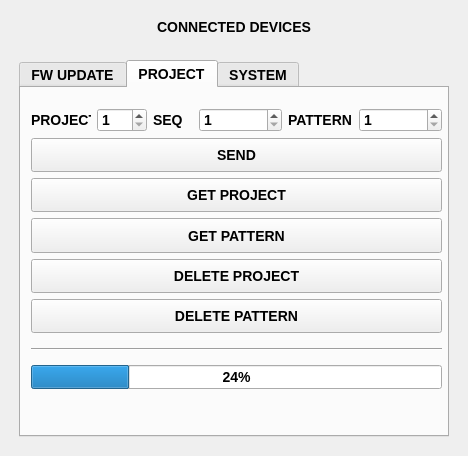
The window that mainwindow.ui (OXI-Instruments/OXI-Desktop) describes before a commit, drawn with Qt 5.
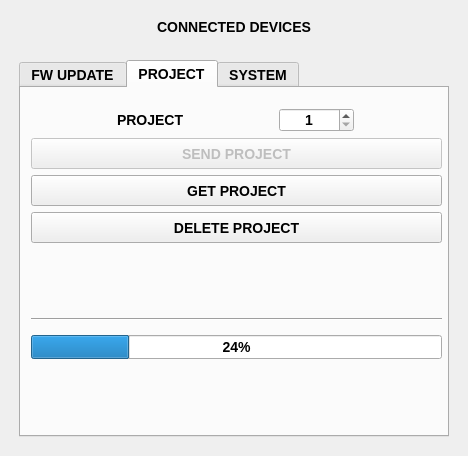
The same window after the commit. The open tabs and pages were chosen to show the change.

Patch:
```diff
--- a/mainwindow.ui
+++ b/mainwindow.ui
@@ -198,7 +198,7 @@
             <x>10</x>
             <y>20</y>
             <width>411</width>
-            <height>281</height>
+            <height>251</height>
            </rect>
           </property>
           <layout class="QVBoxLayout" name="verticalLayout_2">
@@ -208,13 +208,13 @@
               <widget class="QLabel" name="label_3">
                <property name="minimumSize">
                 <size>
+                 <width>70</width>
+                 <height>0</height>
+                </size>
+               </property>
+               <property name="maximumSize">
+                <size>
                  <width>60</width>
-                 <height>0</height>
-                </size>
-               </property>
-               <property name="maximumSize">
-                <size>
-                 <width>40</width>
                  <height>24</height>
                 </size>
                </property>
@@ -227,10 +227,13 @@
               <widget class="QDoubleSpinBox" name="project_index">
                <property name="maximumSize">
                 <size>
-                 <width>50</width>
+                 <width>75</width>
                  <height>16777215</height>
                 </size>
                </property>
+               <property name="alignment">
+                <set>Qt::AlignCenter</set>
+               </property>
                <property name="decimals">
                 <number>0</number>
                </property>
@@ -242,80 +245,13 @@
                </property>
               </widget>
              </item>
-             <item>
-              <widget class="QLabel" name="seq_index_label">
-               <property name="maximumSize">
-                <size>
-                 <width>40</width>
-                 <height>24</height>
-                </size>
-               </property>
-               <property name="text">
-                <string>SEQ</string>
-               </property>
-              </widget>
-             </item>
-             <item>
-              <widget class="QDoubleSpinBox" name="seq_index">
-               <property name="maximumSize">
-                <size>
-                 <width>100</width>
-                 <height>16777215</height>
-                </size>
-               </property>
-               <property name="decimals">
-                <number>0</number>
-               </property>
-               <property name="minimum">
-                <double>1.000000000000000</double>
-               </property>
-               <property name="maximum">
-                <double>4.000000000000000</double>
-               </property>
-              </widget>
-             </item>
-             <item>
-              <widget class="QLabel" name="pattern_index_label">
-               <property name="minimumSize">
-                <size>
-                 <width>65</width>
-                 <height>0</height>
-                </size>
-               </property>
-               <property name="maximumSize">
-                <size>
-                 <width>40</width>
-                 <height>24</height>
-                </size>
-               </property>
-               <property name="text">
-                <string>PATTERN</string>
-               </property>
-              </widget>
-             </item>
-             <item>
-              <widget class="QDoubleSpinBox" name="pattern_index">
-               <property name="maximumSize">
-                <size>
-                 <width>100</width>
-                 <height>16777215</height>
-                </size>
-               </property>
-               <property name="decimals">
-                <number>0</number>
-               </property>
-               <property name="minimum">
-                <double>1.000000000000000</double>
-               </property>
-               <property name="maximum">
-                <double>16.000000000000000</double>
-               </property>
-              </widget>
-             </item>
             </layout>
            </item>
            <item>
             <widget class="QPushButton" name="sendProjectButton">
+             <property name="enabled">
+              <bool>false</bool>
+             </property>
              <property name="sizePolicy">
               <sizepolicy hsizetype="Minimum" vsizetype="Expanding">
                <horstretch>0</horstretch>
@@ -323,7 +259,7 @@
               </sizepolicy>
              </property>
              <property name="text">
-              <string>SEND</string>
+              <string>SEND PROJECT</string>
              </property>
             </widget>
            </item>
@@ -340,19 +276,6 @@
              </property>
             </widget>
            </item>
-           <item>
-            <widget class="QPushButton" name="getPatternButton">
-             <property name="sizePolicy">
-              <sizepolicy hsizetype="Minimum" vsizetype="Expanding">
-               <horstretch>0</horstretch>
-               <verstretch>0</verstretch>
-              </sizepolicy>
-             </property>
-             <property name="text">
-              <string>GET PATTERN</string>
-             </property>
-            </widget>
-           </item>
            <item>
             <widget class="QPushButton" name="deleteProjectButton">
              <property name="sizePolicy">
@@ -367,17 +290,17 @@
             </widget>
            </item>
            <item>
-            <widget class="QPushButton" name="deletePatternButton">
-             <property name="sizePolicy">
-              <sizepolicy hsizetype="Minimum" vsizetype="Expanding">
-               <horstretch>0</horstretch>
-               <verstretch>0</verstretch>
-              </sizepolicy>
+            <spacer name="verticalSpacer_4">
+             <property name="orientation">
+              <enum>Qt::Vertical</enum>
              </property>
-             <property name="text">
-              <string>DELETE PATTERN</string>
+             <property name="sizeHint" stdset="0">
+              <size>
+               <width>20</width>
+               <height>60</height>
+              </size>
              </property>
-            </widget>
+            </spacer>
            </item>
            <item>
             <widget class="Line" name="line">
```
Left out of the diff: 36 changed lines with no effect on the pictures.
